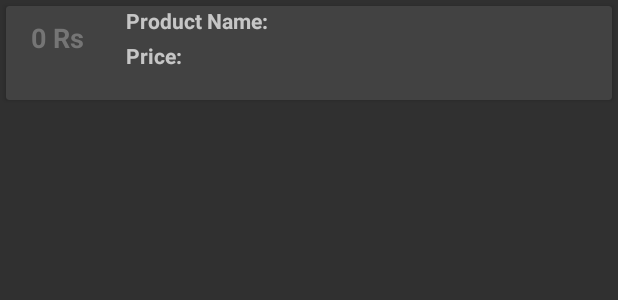
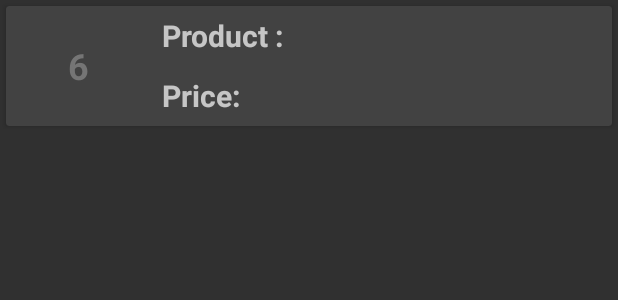
Before and after one commit to beerus11/Testo, an Android app: the layout row_order.xml on its own in the app's theme, with its tools: preview values and no code run, on a phone screen of 412 x 824 dp. Shown: the top 300 px of the screen. Run offline under Robolectric (Android 15) with nearby library versions, the phone set to English and light mode, and no system bars.

Commit message:
## Order Fragment

```diff
--- a/app/src/main/res/layout/row_order.xml
+++ b/app/src/main/res/layout/row_order.xml
@@ -9,70 +9,78 @@
 
     <LinearLayout
         android:layout_width="match_parent"
-        android:layout_height="match_parent"
-        android:layout_marginBottom="20dp"
+        android:layout_height="80dp"
         android:gravity="center_vertical"
         android:orientation="horizontal">
 
         <TextView
             android:id="@+id/tvDateTime"
-            android:layout_width="72dp"
+            android:layout_width="96dp"
             android:layout_height="match_parent"
-            android:gravity="center_vertical|right"
-            android:paddingLeft="10dp"
-            android:paddingRight="20dp"
-            android:text="0 Rs"
+            android:gravity="center"
+            android:text="6"
             android:textColor="@color/secondary_text"
-            android:textSize="18sp"
+            android:textSize="24sp"
             android:textStyle="bold" />
 
         <LinearLayout
             android:layout_width="wrap_content"
-            android:layout_height="wrap_content"
+            android:layout_height="match_parent"
             android:layout_weight="1"
             android:orientation="vertical">
 
             <LinearLayout
                 android:layout_width="match_parent"
-                android:layout_height="wrap_content"
-                android:orientation="horizontal"
-                android:paddingLeft="8dp">
-
-                <TextView
-                    android:layout_width="match_parent"
-                    android:layout_height="wrap_content"
-                    android:text="Product Name:"
-                    android:textStyle="bold" />
-
-                <TextView
-                    android:id="@+id/tvName"
-                    android:layout_width="match_parent"
-                    android:layout_height="wrap_content"
-                    android:layout_marginLeft="8dp"
-                    android:layout_weight="1"
-                    android:text="" />
-            </LinearLayout>
-
-            <LinearLayout
-                android:layout_width="match_parent"
-                android:layout_height="wrap_content"
-                android:layout_marginTop="4dp"
+                android:layout_height="match_parent"
+                android:layout_weight="1"
+                android:gravity="left"
                 android:orientation="horizontal"
                 android:paddingLeft="8dp">
 
                 <TextView
                     android:layout_width="wrap_content"
-                    android:layout_height="wrap_content"
+                    android:layout_height="match_parent"
+                    android:gravity="left|center_vertical"
+                    android:text="Product :"
+                    android:textSize="20sp"
+                    android:textStyle="bold" />
+
+                <TextView
+                    android:id="@+id/tvProductName"
+                    android:layout_width="wrap_content"
+                    android:layout_height="match_parent"
+                    android:gravity="left|center_vertical"
+                    android:layout_marginLeft="8dp"
+                    android:text=""
+                    android:textSize="16sp"
+                    android:textStyle="bold" />
+            </LinearLayout>
+
+            <LinearLayout
+                android:layout_width="match_parent"
+                android:layout_height="match_parent"
+                android:layout_weight="1"
+                android:gravity="left"
+                android:orientation="horizontal"
+                android:paddingLeft="8dp">
+
+                <TextView
+                    android:layout_width="wrap_content"
+                    android:layout_height="match_parent"
+                    android:gravity="left|center_vertical"
                     android:text="Price:"
+                    android:textSize="20sp"
                     android:textStyle="bold" />
 
                 <TextView
                     android:id="@+id/tvPrice"
                     android:layout_width="wrap_content"
-                    android:layout_height="wrap_content"
+                    android:layout_height="match_parent"
                     android:layout_marginLeft="8dp"
-                    android:layout_weight="1"
-                    android:text="" />
+                    android:gravity="left|center_vertical"
+                    android:text=""
+                    android:textSize="16sp"
+                    android:textStyle="normal|bold" />
             </LinearLayout>
         </LinearLayout>
 
```
Also changed, not shown: app/src/main/java/in/anuraggoel/testo/fragments/OrderFragment.java (+65 -6 lines), app/src/main/java/in/anuraggoel/testo/manager/DatabaseHelper.java (+4 -3 lines), app/src/main/java/in/anuraggoel/testo/manager/OrderAdapter.java (added, +67 -0 lines).
